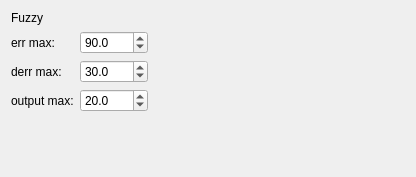
This is balancer-rqt/resource/FuzzyWidget.ui in anetczuk/ros-self-balancer-playground as Qt 5 draws it before an edit. The edited form follows.
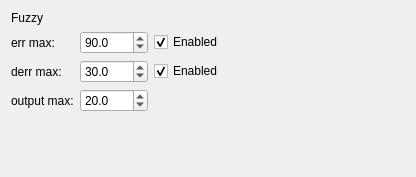
This is the edited form.

Diff of the .ui file:
```diff
--- a/balancer-rqt/resource/FuzzyWidget.ui
+++ b/balancer-rqt/resource/FuzzyWidget.ui
@@ -49,6 +49,16 @@
        </property>
       </widget>
      </item>
+     <item>
+      <widget class="QCheckBox" name="errEnabledCB">
+       <property name="text">
+        <string>Enabled</string>
+       </property>
+       <property name="checked">
+        <bool>true</bool>
+       </property>
+      </widget>
+     </item>
      <item>
       <spacer name="horizontalSpacer_4">
        <property name="orientation">
@@ -92,6 +102,16 @@
        </property>
       </widget>
      </item>
+     <item>
+      <widget class="QCheckBox" name="derrEnabledCB">
+       <property name="text">
+        <string>Enabled</string>
+       </property>
+       <property name="checked">
+        <bool>true</bool>
+       </property>
+      </widget>
+     </item>
      <item>
       <spacer name="horizontalSpacer">
        <property name="orientation">
```
